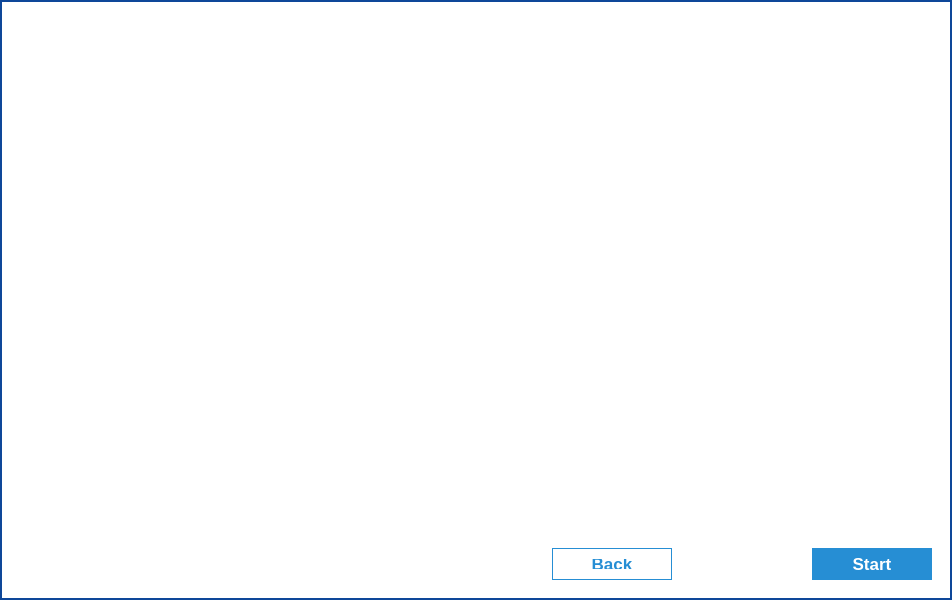
First picture: the form in parsec/core/gui/forms/starting_guide_dialog.ui, repository Scille/parsec-cloud, before the edit.
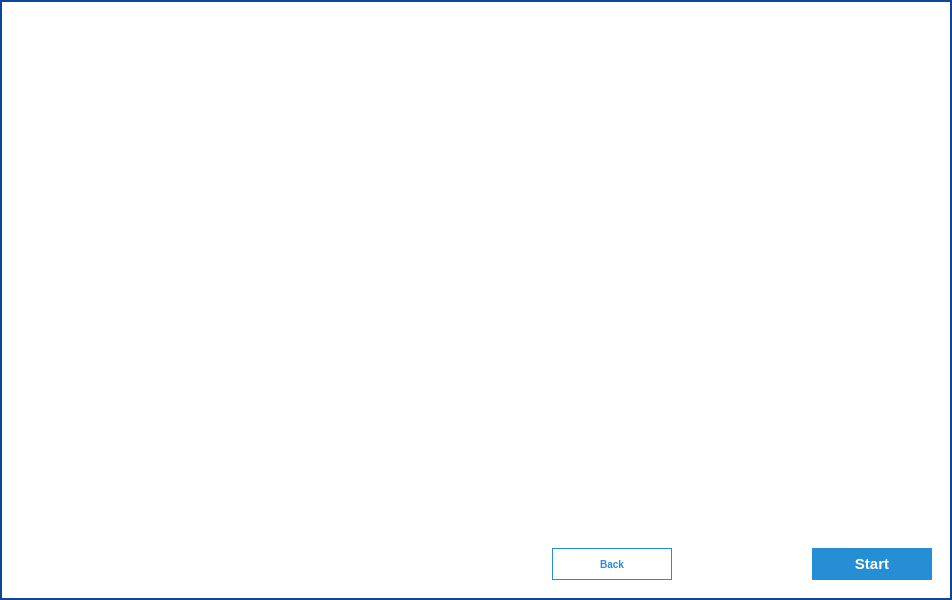
Second picture: the form after the edit. Icons and pictures are not drawn. Custom widgets are drawn as their Qt base class.

Commit message: starting_guide_dialog.ui : Changed all font size definition to pixel values through CSS, so custom font scaling by the OS wouldn't break the rest of the fixed-size window.

The edit to the form file:
```diff
--- a/parsec/core/gui/forms/starting_guide_dialog.ui
+++ b/parsec/core/gui/forms/starting_guide_dialog.ui
@@ -135,16 +135,11 @@
       </property>
       <item>
        <widget class="QLabel" name="label_title">
-        <property name="font">
-         <font>
-          <pointsize>22</pointsize>
-          <weight>75</weight>
-          <bold>true</bold>
-         </font>
-        </property>
         <property name="styleSheet">
          <string notr="true">QLabel#label_title
 {
+font-size: 33px;
+font-weight: 750;
 color: rgb(14, 71, 153);
 }</string>
         </property>
@@ -158,12 +153,12 @@
       </item>
       <item>
        <widget class="QLabel" name="label_doc">
-        <property name="font">
-         <font>
-          <pointsize>14</pointsize>
-          <weight>75</weight>
-          <bold>true</bold>
-         </font>
+        <property name="styleSheet">
+         <string notr="true">QLabel#label_doc
+{
+font-size: 19px;
+font-weight: 700;
+}</string>
         </property>
         <property name="text">
          <string/>
@@ -341,13 +336,6 @@
          <height>16777215</height>
         </size>
        </property>
-       <property name="font">
-        <font>
-         <pointsize>13</pointsize>
-         <weight>75</weight>
-         <bold>true</bold>
-        </font>
-       </property>
        <property name="styleSheet">
         <string notr="true">QPushButton#button_previous
 {
@@ -359,6 +347,8 @@
 border-bottom-right-radius: 20px;
 border-top-left-radius: 20px;
 border-top-right-radius: 20px;
+font-size: 10px;
+font-weight: bold;
 }</string>
        </property>
        <property name="text">
@@ -414,13 +404,6 @@
          <height>16777215</height>
         </size>
        </property>
-       <property name="font">
-        <font>
-         <pointsize>13</pointsize>
-         <weight>75</weight>
-         <bold>true</bold>
-        </font>
-       </property>
        <property name="styleSheet">
         <string notr="true">QPushButton#button_next
 {
@@ -432,6 +415,8 @@
 border-bottom-right-radius: 20px;
 border-top-left-radius: 20px;
 border-top-right-radius: 20px;
+font-size: 15px;
+font-weight: bold;
 }</string>
        </property>
        <property name="text">
```
